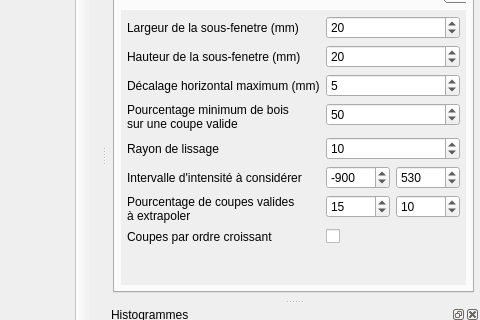
Above: ui/mainwindow.ui from akrah/TKDetection before the change; both pictures show x 220 to 700 and y 133 to 453 of the 700 by 561 pixel window. Below: the same form after it.
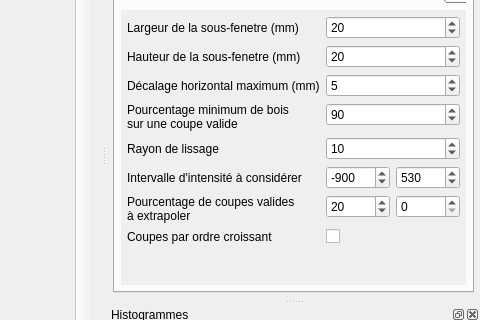
That is the form after the change. The open tabs and pages were chosen to show the change. Custom widgets are drawn as their Qt base class.

Diff of the .ui file:
```diff
--- a/ui/mainwindow.ui
+++ b/ui/mainwindow.ui
@@ -1120,8 +1120,8 @@
            <widget class="QWidget" name="page_11">
             <property name="geometry">
              <rect>
-              <x>-90</x>
-              <y>-92</y>
+              <x>0</x>
+              <y>0</y>
               <width>417</width>
               <height>292</height>
              </rect>
@@ -1275,7 +1275,7 @@
                 <number>100</number>
                </property>
                <property name="value">
-                <number>50</number>
+                <number>90</number>
                </property>
               </widget>
              </item>
@@ -1295,7 +1295,7 @@
                   <number>100</number>
                  </property>
                  <property name="value">
-                  <number>15</number>
+                  <number>20</number>
                  </property>
                 </widget>
                </item>
@@ -1305,7 +1305,7 @@
                   <number>100</number>
                  </property>
                  <property name="value">
-                  <number>10</number>
+                  <number>0</number>
                  </property>
                 </widget>
                </item>
```
Left out of the diff: 12 changed lines with no effect on the pictures.
